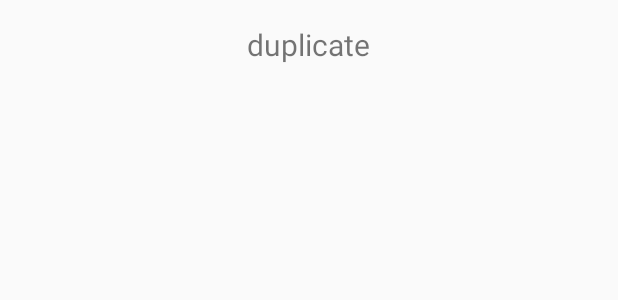
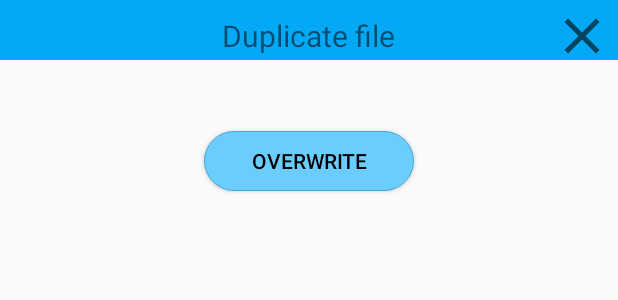
Before and after one commit to xingrong123/Convepro, an Android app: the layout duplicate_file_dialog.xml on its own in the app's theme, with its tools: preview values and no code run, on a phone screen of 412 x 824 dp. Shown: the top 300 px of the screen. Run offline under Robolectric (Android 15) with nearby library versions, the phone set to English and light mode, and no system bars.

Commit message:
updated dialog for duplicate text file

```diff
--- a/app/src/main/res/layout/activity_main.xml
+++ b/app/src/main/res/layout/activity_main.xml
@@ -52,7 +52,7 @@
         android:inputType="textMultiLine"
         android:paddingHorizontal="24dp"
         android:paddingVertical="16dp"
-        android:lines="8"
+        android:lines="10"
         android:textSize="16sp"
         android:background="@drawable/ocr_edittext_border"
         app:layout_constraintEnd_toEndOf="parent"
--- a/app/src/main/res/layout/duplicate_file_dialog.xml
+++ b/app/src/main/res/layout/duplicate_file_dialog.xml
@@ -1,14 +1,63 @@
 <?xml version="1.0" encoding="utf-8"?>
 <RelativeLayout xmlns:android="http://schemas.android.com/apk/res/android"
-    android:layout_width="match_parent" android:layout_height="match_parent"
-    android:padding="16dp">
+    android:layout_width="match_parent" android:layout_height="match_parent">
+
+
+    <FrameLayout
+        android:id="@+id/frame_layout"
+        android:layout_width = "match_parent"
+        android:layout_height = "wrap_content">
+
+        <ImageView
+            android:layout_width="match_parent"
+            android:layout_height="40dp"
+            android:id="@+id/dialog_bar_top"
+            android:gravity="center"
+            android:background="#03A9F4"/>
+
+        <TextView
+            android:id="@+id/textViewSaveFile"
+            android:layout_width="wrap_content"
+            android:layout_height="wrap_content"
+            android:layout_gravity="center"
+            android:text="Duplicate file"
+            android:textSize="20sp"/>
+
+        <Button
+            android:id="@+id/btn_dialog_dup_close"
+            android:layout_width="40dp"
+            android:layout_height="40dp"
+            android:layout_gravity="end"
+            android:layout_marginEnd="4dp"
+            android:layout_marginTop="4dp"
+            android:layout_marginBottom="4dp"
+            android:background="@drawable/dialog_close"
+            android:textColor="#000000" />
+
+    </FrameLayout>
 
 
     <TextView
         android:id="@+id/duplicateMessageTextView"
         android:textSize="20sp"
+        android:layout_margin="4dp"
         android:layout_width="wrap_content"
         android:layout_height="wrap_content"
         android:layout_centerHorizontal="true"
-        android:text="duplicate" />
+        android:layout_below="@+id/frame_layout" />
+
+    <Button
+        android:layout_width="140dp"
+        android:layout_height="40dp"
+        android:text="Overwrite"
+        android:id="@+id/btn_dialog_overwrite"
+        android:background="@drawable/btn_dialog"
+        android:layout_centerHorizontal="true"
+        android:layout_margin="4dp"
+        android:layout_marginLeft="20dp"
+        android:layout_marginRight="20dp"
+        android:layout_below="@+id/duplicateMessageTextView"
+        android:textColor="#000000" />
+
+
 </RelativeLayout>
```
Also changed, not shown: app/src/main/java/com/example/conveproapplication/DuplicateFileDialog.java (+24 -18 lines).
